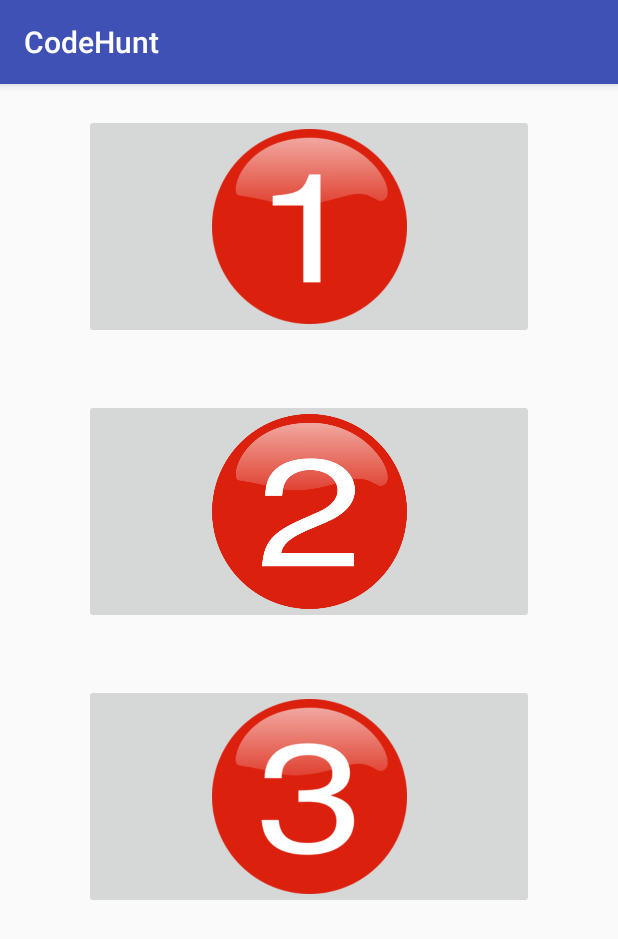
After one commit to Bhargav0528/TestApp, an Android app: the QuestionListActivity screen opened directly, with no data from a screen before it, on a phone screen of 412 x 824 dp. The commit adds this screen. Shown: the top 939 px of the screen. Run offline under Robolectric (Android 15) with nearby library versions, the phone set to English and light mode, and no system bars; our stand-ins replace Firebase (no records; nobody signed in at launch, a user with empty details on screens opened directly); 1 statement that could not run was skipped.

Commit message:
questionandstructure

```diff
--- a/app/src/main/AndroidManifest.xml
+++ b/app/src/main/AndroidManifest.xml
@@ -36,7 +36,9 @@
             android:label="Settings" />
         <activity android:name=".Authentication.ChangespassActivity" />
         <activity android:name=".QuestionsViewActivity" />
-        <activity android:name=".ShowQuestionActivity"></activity>
+        <activity android:name=".ShowQuestionActivity" />
+        <activity android:name=".QuestionListActivity" />
+        <activity android:name=".QuestionActivity"></activity>
     </application>
 
 </manifest>
--- a/app/src/main/java/com/example/bhargav/testapp/Authentication/LoginActivity.java
+++ b/app/src/main/java/com/example/bhargav/testapp/Authentication/LoginActivity.java
@@ -39,7 +39,7 @@ public class LoginActivity extends AppCompatActivity {
         mAuth = FirebaseAuth.getInstance();
 
         if (mAuth.getCurrentUser() != null) {
-          startActivity(new Intent(LoginActivity.this, QuestionsViewActivity.class));
+          startActivity(new Intent(LoginActivity.this, MainActivity.class));
          finish();
         }
             setContentView(R.layout.activity_login);
--- /dev/null
+++ b/app/src/main/java/com/example/bhargav/testapp/QuestionListActivity.java
@@ -0,0 +1,137 @@
+package com.example.bhargav.testapp;
+
+import android.content.Intent;
+import android.support.v7.app.AppCompatActivity;
+import android.os.Bundle;
+import android.util.Log;
+import android.view.View;
+import android.widget.ImageButton;
+import android.widget.TextView;
+
+import com.google.firebase.auth.FirebaseAuth;
+import com.google.firebase.auth.FirebaseUser;
+import com.google.firebase.database.DataSnapshot;
+import com.google.firebase.database.DatabaseError;
+import com.google.firebase.database.DatabaseReference;
+import com.google.firebase.database.FirebaseDatabase;
+import com.google.firebase.database.ValueEventListener;
+
+import java.util.ArrayList;
+
+public class QuestionListActivity extends AppCompatActivity {
+
+
+    private String name;
+    private TextView tv,quesstatus;
+    private ImageButton ques1,ques2,ques3;
+    private FirebaseAuth mAuth;
+    private FirebaseAuth.AuthStateListener mAuthListener;
+    private DatabaseReference db;
+
+    private ArrayList<weekquestion> weeks ;
+    private ArrayList<weekquestion> userweeks;
+    private static final String TAG = "Questionlist";
+    @Override
+    protected void onCreate(Bundle savedInstanceState) {
+        super.onCreate(savedInstanceState);
+        setContentView(R.layout.activity_question_list);
+
+        ques1 = (ImageButton)findViewById(R.id.question1);
+        ques2 = (ImageButton)findViewById(R.id.question2);
+        ques3 = (ImageButton)findViewById(R.id.question3);
+        quesstatus = (TextView)findViewById(R.id.quesstatus);
+
+        name = getIntent().getStringExtra("weekname");
+
+        mAuth = FirebaseAuth.getInstance();
+        db = FirebaseDatabase.getInstance().getReference();
+
+        FirebaseUser user = mAuth.getCurrentUser();
+        String uid = user.getUid();
+
+        Log.i(TAG,uid);
+        assert uid!=null;
+
+        userweeks = new ArrayList<>();
+        db.child("users").child(uid).child("week").child(name).child("questions").addValueEventListener(new ValueEventListener() {
+            @Override
+            public void onDataChange(DataSnapshot dataSnapshot) {
+
+                for (DataSnapshot PostSnapshot : dataSnapshot.getChildren())
+                {
+                    weekquestion week = PostSnapshot.getValue(weekquestion.class);
+                    userweeks.add(week);
+                }
+                quesstatus.setText(userweeks.get(0).getStatus());
+            }
+
+            @Override
+            public void onCancelled(DatabaseError databaseError) {
+
+            }
+        });
+
+        weeks = new ArrayList<>();
+        db.child("week").child(name).child("questions").addValueEventListener(new ValueEventListener() {
+            @Override
+            public void onDataChange(DataSnapshot dataSnapshot) {
+
+                for (DataSnapshot PostSnapshot : dataSnapshot.getChildren())
+                {
+                    weekquestion week = PostSnapshot.getValue(weekquestion.class);
+                    weeks.add(week);
+                    Log.i(TAG,PostSnapshot.toString());
+                }
+            }
+
+            @Override
+            public void onCancelled(DatabaseError databaseError) {
+
+            }
+        });
+
+        //tv.setText(name);
+
+        ques1.setOnClickListener(new View.OnClickListener() {
+            @Override
+            public void onClick(View view) {
+                Intent i = new Intent(QuestionListActivity.this,QuestionActivity.class);
+                i.putExtra("name",weeks.get(0).getName());
+                i.putExtra("descp",weeks.get(0).getDescription());
+                i.putExtra("answer",weeks.get(0).getAnswer());
+                i.putExtra("hint",weeks.get(0).getHint());
+                i.putExtra("weekname",name);
+                i.putExtra("questionname","question1");
+                startActivity(i);
+            }
+        });
+        ques2.setOnClickListener(new View.OnClickListener() {
+            @Override
+            public void onClick(View view) {
+                Intent i = new Intent(QuestionListActivity.this,QuestionActivity.class);
+                i.putExtra("name",weeks.get(1).getName());
+                i.putExtra("descp",weeks.get(1).getDescription());
+                i.putExtra("answer",weeks.get(1).getAnswer());
+                i.putExtra("hint",weeks.get(1).getHint());
+                i.putExtra("weekname",name);
+                i.putExtra("questionname","question2");
+                startActivity(i);
+
+            }
+        });
+        ques3.setOnClickListener(new View.OnClickListener() {
+            @Override
+            public void onClick(View view) {
+                Intent i = new Intent(QuestionListActivity.this,QuestionActivity.class);
+                i.putExtra("name",weeks.get(2).getName());
+                i.putExtra("descp",weeks.get(2).getDescription());
+                i.putExtra("answer",weeks.get(2).getAnswer());
+                i.putExtra("hint",weeks.get(2).getHint());
+                i.putExtra("weekname",name);
+                i.putExtra("questionname","question3");
+                startActivity(i);
+
+            }
+        });
+    }
+}
--- a/app/src/main/res/layout/activity_main.xml
+++ b/app/src/main/res/layout/activity_main.xml
@@ -4,7 +4,8 @@
     android:id="@+id/activity_show_images"
     android:layout_width="match_parent"
     android:layout_height="match_parent"
-    tools:context=".MainActivity">
+    tools:context=".MainActivity"
+    android:background="#000000">
 
     <android.support.v7.widget.RecyclerView
         android:id="@+id/recyclerView"
--- /dev/null
+++ b/app/src/main/res/layout/activity_question_list.xml
@@ -0,0 +1,49 @@
+<?xml version="1.0" encoding="utf-8"?>
+<RelativeLayout xmlns:android="http://schemas.android.com/apk/res/android"
+    xmlns:app="http://schemas.android.com/apk/res-auto"
+    xmlns:tools="http://schemas.android.com/tools"
+    android:layout_width="match_parent"
+    android:layout_height="match_parent"
+    tools:context="com.example.bhargav.testapp.QuestionListActivity"
+    android:orientation="vertical">
+
+    <TextView
+        android:layout_width="wrap_content"
+        android:layout_height="wrap_content"
+        android:id="@+id/quesstatus"
+        android:layout_toLeftOf="@+id/question1"
+        android:layout_marginTop="60dp"
+        />
+
+    <ImageButton
+        android:layout_centerHorizontal="true"
+        android:src="@drawable/num1"
+        android:scaleType="centerInside"
+        android:layout_gravity="center"
+        android:layout_margin="20dp"
+        android:id="@+id/question1"
+        android:layout_width="300dp"
+        android:layout_height="150dp" />
+    <ImageButton
+        android:layout_centerHorizontal="true"
+        android:layout_below="@+id/question1"
+        android:src="@drawable/num2"
+        android:scaleType="centerInside"
+        android:layout_gravity="center"
+        android:layout_margin="20dp"
+        android:id="@+id/question2"
+        android:layout_width="300dp"
+        android:layout_height="150dp" />
+    <ImageButton
+        android:layout_centerHorizontal="true"
+        android:layout_below="@+id/question2"
+        android:src="@drawable/num3"
+        android:scaleType="centerInside"
+        android:layout_gravity="center"
+        android:layout_margin="20dp"
+        android:id="@+id/question3"
+        android:layout_width="300dp"
+        android:layout_height="150dp" />
+
+
+</RelativeLayout>
```
Also changed, not shown: app/src/main/java/com/example/bhargav/testapp/ClickListener.java (added, +12 -0 lines), app/src/main/java/com/example/bhargav/testapp/CustomAdapter.java (+12 -4 lines), app/src/main/java/com/example/bhargav/testapp/MainActivity.java (+24 -1 lines), app/src/main/java/com/example/bhargav/testapp/ModelClass.java (+1 -8 lines), app/src/main/java/com/example/bhargav/testapp/QuestionActivity.java (added, +111 -0 lines), app/src/main/java/com/example/bhargav/testapp/RecyclerTouchListener.java (added, +50 -0 lines), app/src/main/java/com/example/bhargav/testapp/weekquestion.java (added, +63 -0 lines), app/src/main/res/layout/activity_question.xml (added, +39 -0 lines), app/src/main/res/layout/model.xml (+12 -18 lines), app/src/main/res/drawable/num1.png (added), app/src/main/res/drawable/num2.png (added), app/src/main/res/drawable/num3.png (added).
